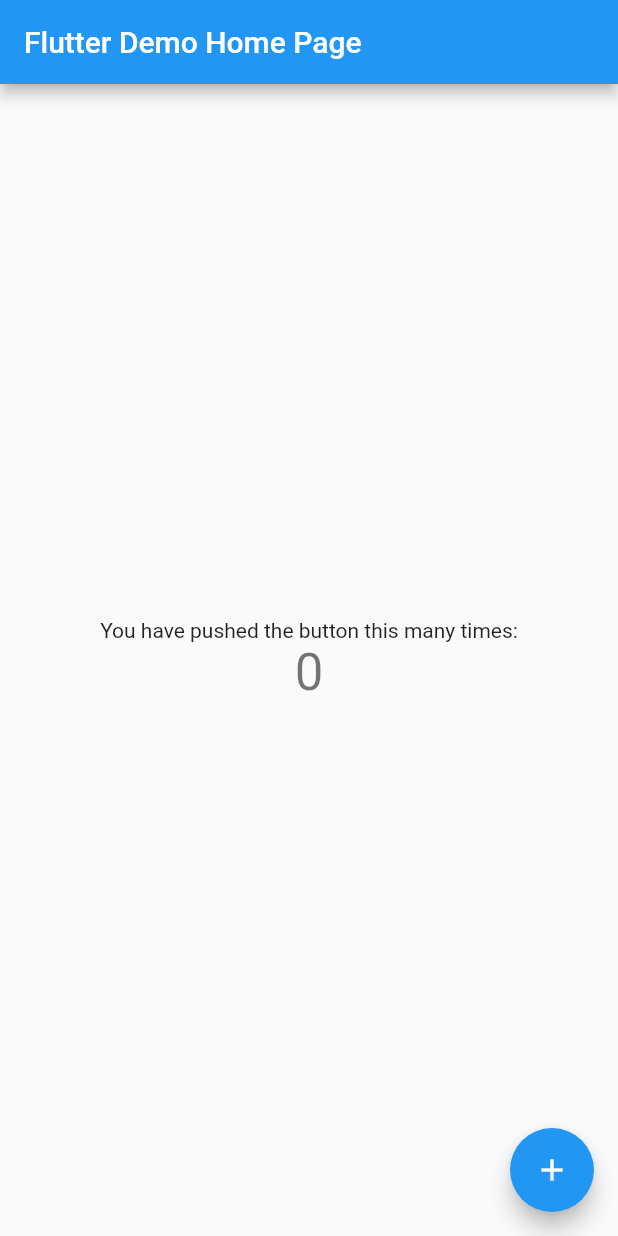
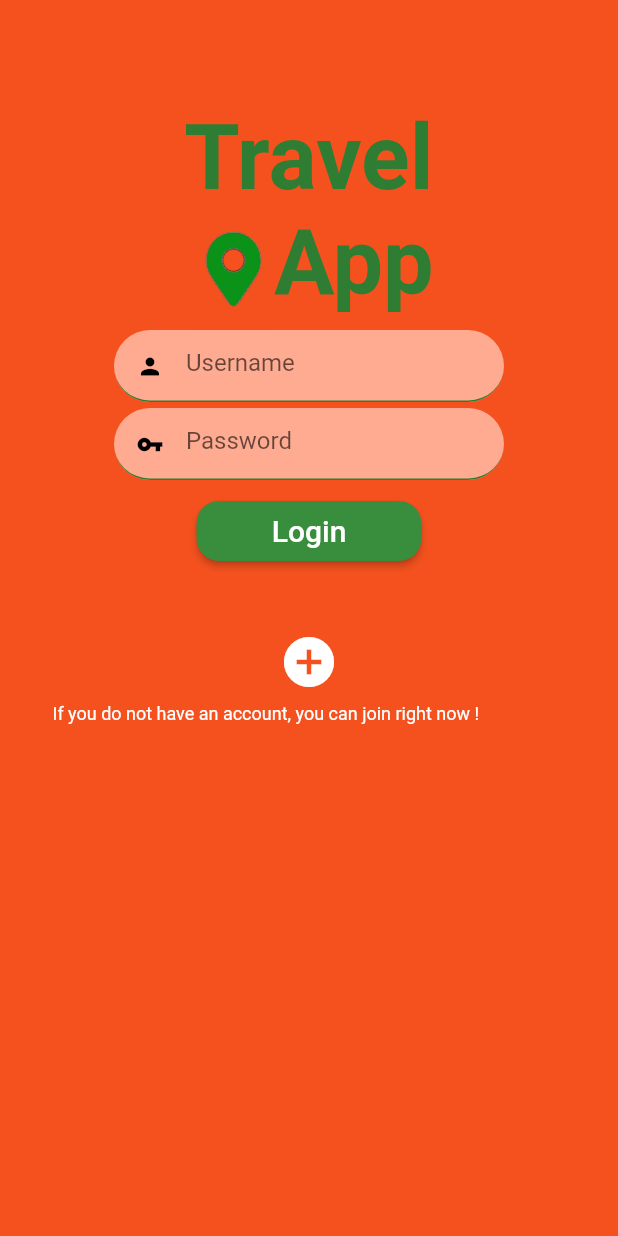
Before and after one commit to RoxanaDenisa/TravelApp, a Flutter app: the screen it shows after launch, on a phone screen of 412 x 824 dp. Run offline on Flutter 3.47's test engine with Material 2 defaults, Android fonts, the phone set to English and light mode, and no system bars; Roboto replaces fonts that are missing (Raleway).

Commit message:
Login page

```diff
--- /dev/null
+++ b/travel_app/lib/buttonWidget.dart
@@ -0,0 +1,31 @@
+import 'package:flutter/cupertino.dart';
+import 'package:flutter/material.dart';
+
+class ButtonWidget extends StatelessWidget{
+  final String title;
+  final Function onPressed;
+  ButtonWidget({
+    this.title,
+    this.onPressed,
+  });
+  @override
+  Widget build(BuildContext context)
+  {
+    return MaterialButton(
+      height: 40,
+      minWidth: 150,
+      onPressed: onPressed,
+      splashColor: Colors.green[600],
+      color: Colors.green[700],
+      child: Text(
+        title,
+        style: TextStyle(fontSize: 20.0, color: Colors.white),
+
+      ),
+      shape: RoundedRectangleBorder(borderRadius: BorderRadius.circular(15.0)),
+
+      );
+
+
+  }
+}
--- a/travel_app/lib/main.dart
+++ b/travel_app/lib/main.dart
@@ -1,113 +1,128 @@
 import 'package:flutter/material.dart';
+import 'package:travel_app/TextFieldWidget.dart';
+import 'package:travel_app/buttonWidget.dart';
+//import 'package:flutter_auth/Screens/Welcome/components/background.dart';
+//import 'package:flutter_svg/svg.dart';
 
-void main() {
-  runApp(MyApp());
+void main()=>runApp(MyApp());
+class MyApp extends StatelessWidget{
+  @override
+  Widget build(BuildContext context) {
+      return new MaterialApp(
+        debugShowCheckedModeBanner: false,
+        home: new MyHomePage(),
+        );
+
+  }
 }
 
-class MyApp extends StatelessWidget {
-  // This widget is the root of your application.
+class MyHomePage extends StatefulWidget{
   @override
-  Widget build(BuildContext context) {
-    return MaterialApp(
-      title: 'Flutter Demo',
-      theme: ThemeData(
-        // This is the theme of your application.
-        //
-        // Try running your application with "flutter run". You'll see the
-        // application has a blue toolbar. Then, without quitting the app, try
-        // changing the primarySwatch below to Colors.green and then invoke
-        // "hot reload" (press "r" in the console where you ran "flutter run",
-        // or simply save your changes to "hot reload" in a Flutter IDE).
-        // Notice that the counter didn't reset back to zero; the application
-        // is not restarted.
-        primarySwatch: Colors.blue,
+  _MyHomePageState createState()=>new _MyHomePageState();
+
+}
+class _MyHomePageState extends State<MyHomePage>{
+  @override
+  Widget build(BuildContext context){
+    return new Scaffold(
+      backgroundColor: Colors.deepOrange[600],
+      body: Column(
+        crossAxisAlignment: CrossAxisAlignment.start,
+        children: <Widget>[
+          Container(
+            child: Stack(
+              children: <Widget>[
+                Center(
+                child:Container(
+                  padding: EdgeInsets.fromLTRB(0.0, 70.0, 0.0, 0.0),
+                  child: Text(
+                    'Travel\n    App',
+                    style: TextStyle(
+                      color: Colors.green[800],
+                      fontSize: 60.0, fontWeight: FontWeight.bold,
+                      fontFamily: 'Raleway'
+                      )))),
+                      Center(
+                      child: Container(
+                        padding: EdgeInsets.only(right:100,top:130),
+                          child: Image(
+                            image: AssetImage('assets/logo.png'),
+                            width:90,
+                            height:90
+                            )
+                      )),
+
+            ],
+          ),
       ),
-      home: MyHomePage(title: 'Flutter Demo Home Page'),
+        Container(
+          //padding: EdgeInsets.only(top: 30.0,left: 20.0,right: 20.0),
+          child: Center(
+          child: Column(
+
+               children:<Widget>[
+                 Container(
+                   width:260,
+                 child:Column(
+                   children:<Widget>[
+                     TextFieldWidget(
+                      hintText: 'Username',
+                      obscureText: false,
+                      prefixIconData: Icons.person,
+                      ),
+
+                     Text('\n',style: TextStyle(fontSize: 2)),
+                     TextFieldWidget(
+                     hintText: 'Password',
+                     obscureText: true,
+                     prefixIconData: Icons.vpn_key,
+                     ),
+                     Text('\n',style: TextStyle(fontSize: 4)),
+                   ],),),
+                 ButtonWidget(
+                  onPressed: () {},
+                  title: 'Login'
+                )
+               ]
+          ,),
+        ),
+        ),
+        Container(
+          padding: EdgeInsets.only(top: 35.0),
+          child: Center(
+          child: Column(
+               children:<Widget>[
+                IconButton(
+                  onPressed: () {},
+                  splashColor: Colors.white,
+                  icon: Icon(
+                    Icons.add_circle,
+                    color: Colors.white,
+                  ),
+                  iconSize: 40.0,
+                  )
+               ]
+          ,),
+          )
+        ),
+         Container(
+          padding: EdgeInsets.only(top: 0.0,left: 35.0,right: 20.0),
+
+          child: Column(
+               children:<Widget>[
+                Text(
+                  'If you do not have an account, you can join right now !',
+                style: TextStyle(
+                    color: Colors.white,
+                    fontSize: 12
+                    ),
+                    textAlign: TextAlign.center,
+                )
+               ]
+          ,),
+        )
+        ],
+    )
     );
   }
 }
-
-class MyHomePage extends StatefulWidget {
-  MyHomePage({Key key, this.title}) : super(key: key);
-
-  // This widget is the home page of your application. It is stateful, meaning
-  // that it has a State object (defined below) that contains fields that affect
-  // how it looks.
-
-  // This class is the configuration for the state. It holds the values (in this
-  // case the title) provided by the parent (in this case the App widget) and
-  // used by the build method of the State. Fields in a Widget subclass are
-  // always marked "final".
-
-  final String title;
-
-  @override
-  _MyHomePageState createState() => _MyHomePageState();
-}
-
-class _MyHomePageState extends State<MyHomePage> {
-  int _counter = 0;
-
-  void _incrementCounter() {
-    setState(() {
-      // This call to setState tells the Flutter framework that something has
-      // changed in this State, which causes it to rerun the build method below
-      // so that the display can reflect the updated values. If we changed
-      // _counter without calling setState(), then the build method would not be
-      // called again, and so nothing would appear to happen.
-      _counter++;
-    });
-  }
-
-  @override
-  Widget build(BuildContext context) {
-    // This method is rerun every time setState is called, for instance as done
-    // by the _incrementCounter method above.
-    //
-    // The Flutter framework has been optimized to make rerunning build methods
-    // fast, so that you can just rebuild anything that needs updating rather
-    // than having to individually change instances of widgets.
-    return Scaffold(
-      appBar: AppBar(
-        // Here we take the value from the MyHomePage object that was created by
-        // the App.build method, and use it to set our appbar title.
-        title: Text(widget.title),
-      ),
-      body: Center(
-        // Center is a layout widget. It takes a single child and positions it
-        // in the middle of the parent.
-        child: Column(
-          // Column is also a layout widget. It takes a list of children and
-          // arranges them vertically. By default, it sizes itself to fit its
-          // children horizontally, and tries to be as tall as its parent.
-          //
-          // Invoke "debug painting" (press "p" in the console, choose the
-          // "Toggle Debug Paint" action from the Flutter Inspector in Android
-          // Studio, or the "Toggle Debug Paint" command in Visual Studio Code)
-          // to see the wireframe for each widget.
-          //
-          // Column has various properties to control how it sizes itself and
-          // how it positions its children. Here we use mainAxisAlignment to
-          // center the children vertically; the main axis here is the vertical
-          // axis because Columns are vertical (the cross axis would be
-          // horizontal).
-          mainAxisAlignment: MainAxisAlignment.center,
-          children: <Widget>[
-            Text(
-              'You have pushed the button this many times:',
-            ),
-            Text(
-              '$_counter',
-              style: Theme.of(context).textTheme.headline4,
-            ),
-          ],
-        ),
-      ),
-      floatingActionButton: FloatingActionButton(
-        onPressed: _incrementCounter,
-        tooltip: 'Increment',
-        child: Icon(Icons.add),
-      ), // This trailing comma makes auto-formatting nicer for build methods.
-    );
-  }
-}
--- /dev/null
+++ b/travel_app/lib/textFieldWidget.dart
@@ -0,0 +1,43 @@
+import 'dart:ui';
+
+import 'package:flutter/cupertino.dart';
+import 'package:flutter/material.dart';
+
+class TextFieldWidget extends StatelessWidget{
+  final String hintText;
+  final IconData prefixIconData;
+  final bool obscureText;
+  final Function onChanged;
+  TextFieldWidget({
+    this.hintText,
+    this.prefixIconData,
+    this.obscureText,
+    this.onChanged,
+  });
+  @override
+  Widget build(BuildContext context){
+    return TextField(
+      obscureText: obscureText,
+      decoration: InputDecoration(
+        hintText: hintText,
+        prefixIcon: Icon(
+          prefixIconData,
+          size:18,
+          color: Colors.black,
+        ),
+        filled: true,
+        fillColor: Colors.deepOrange[200],
+
+        enabledBorder: UnderlineInputBorder(
+          borderRadius: BorderRadius.circular(40),
+          borderSide: BorderSide(color: Colors.green[800]),
+        ),
+        focusedBorder: OutlineInputBorder(
+          borderRadius: BorderRadius.circular(40),
+          borderSide: BorderSide(color: Colors.green[800]),
+        )
+      )
+
+    );
+  }
+}
--- a/travel_app/pubspec.yaml
+++ b/travel_app/pubspec.yaml
@@ -45,8 +45,8 @@
   uses-material-design: true
 
   # To add assets to your application, add an assets section, like this:
-  # assets:
-  #   - images/a_dot_burr.jpeg
+  assets:
+      - assets/logo.png
   #   - images/a_dot_ham.jpeg
 
   # An image asset can refer to one or more resolution-specific "variants", see
```
Also changed, not shown: travel_app/assets/logo.png (added).
